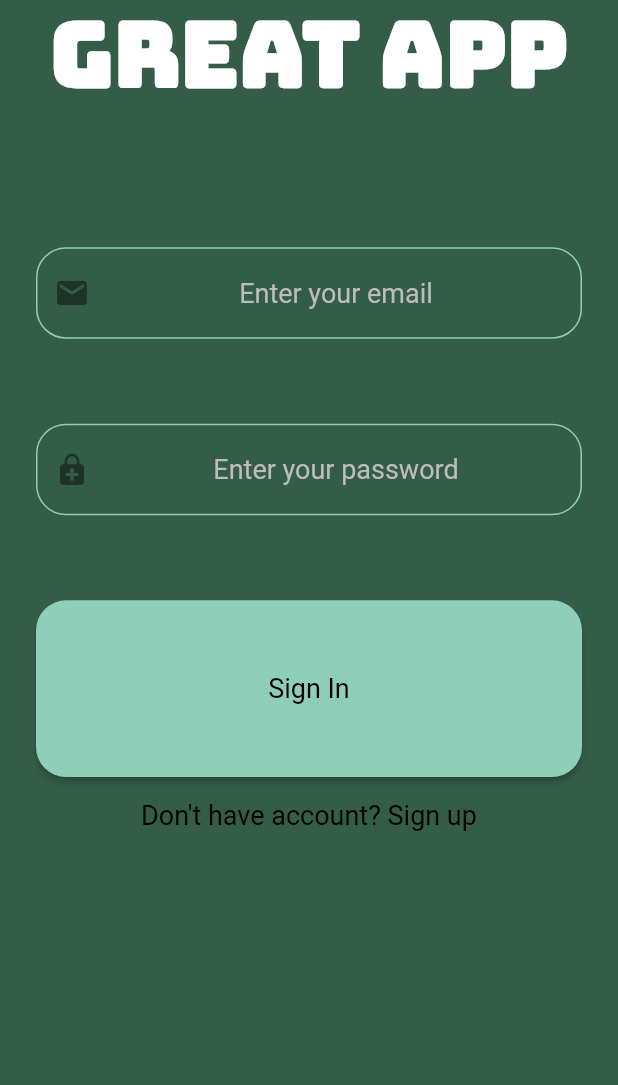
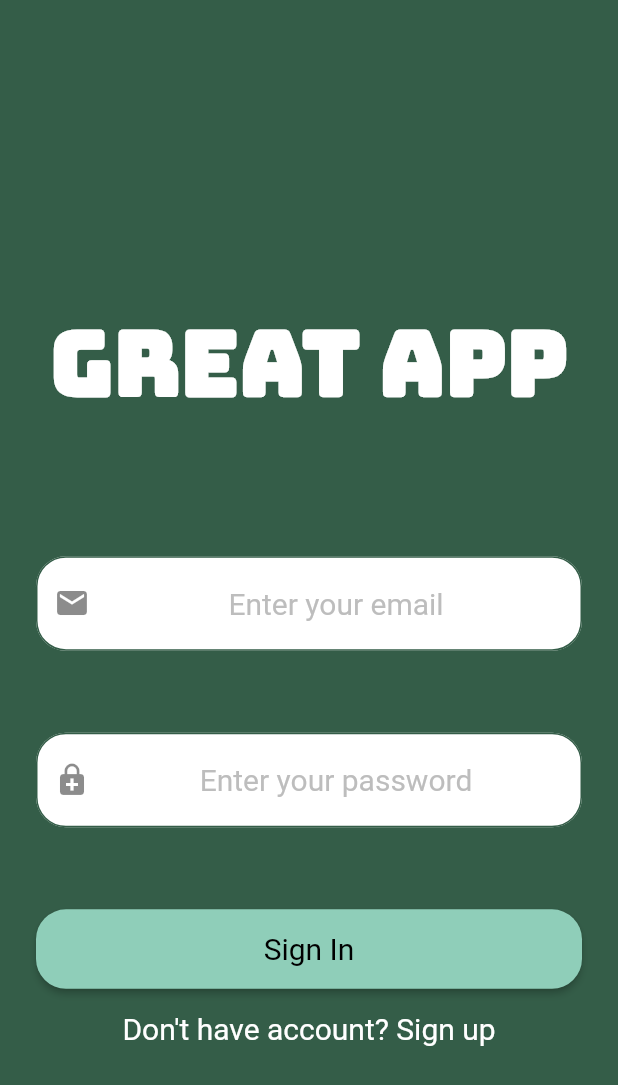
Before and after one commit to luzhangtina/greatapp, a Flutter app: the PhoneLogInPage screen opened by its route, on a phone screen of 412 x 824 dp. Shown: the top 1085 px of the screen. Run offline on Flutter 3.47's test engine with Material 2 defaults, Android fonts, the phone set to English and light mode, and no system bars; our stand-ins replace firebase_auth; accounts and stored records are empty.

Commit message:
change log in page

```diff
--- a/lib/screens/phone/phoneLogInPage.dart
+++ b/lib/screens/phone/phoneLogInPage.dart
@@ -1,6 +1,6 @@
 import 'dart:ui';
-import 'package:firebase_auth/firebase_auth.dart';
 import 'package:flutter/material.dart';
+import 'package:greatapp/api/auth.dart';
 import 'package:greatapp/util/constants/constColors.dart';
 import 'package:greatapp/util/constants/constErrorMsgs.dart';
 import 'package:greatapp/util/constants/constFonts.dart';
@@ -15,6 +15,9 @@
 
 class PhoneLogInPage extends StatefulWidget {
   static const String pageId = 'PhoneLogInPage';
+  final BaseAuth auth;
+
+  const PhoneLogInPage({@required this.auth});
 
   @override
   _PhoneLogInPageState createState() => _PhoneLogInPageState();
@@ -30,7 +33,7 @@
     if (value.isEmpty) {
       return ConstErrorMsgs.kPasswordIsEmpty;
     }
-    if (!Validations.isValidPassword(value)) {
+    if (!Validations.isValidPassword(password: value)) {
       return ConstErrorMsgs.kPasswordIsInvalid;
     }
     return null;
@@ -40,7 +43,7 @@
     if (value.isEmpty) {
       return ConstErrorMsgs.kEmailIsEmpty;
     }
-    if (!Validations.isValidEmailAddress(value)) {
+    if (!Validations.isValidEmailAddress(email: value)) {
       return ConstErrorMsgs.kEmailIsInvalid;
     }
     return null;
@@ -60,14 +63,14 @@
     if (_validateAndSave()) {
       try {
         if (_formType == FormType.signIn) {
-          final AuthResult authResult =
-              await FirebaseAuth.instance.signInWithEmailAndPassword(
+          final String signedInUserId =
+              await widget.auth.signInWithEmailAndPassword(
             email: _email,
             password: _password,
           );
         } else {
-          final AuthResult authResult =
-              await FirebaseAuth.instance.createUserWithEmailAndPassword(
+          final String signedInUserId =
+              await widget.auth.createUserWithEmailAndPassword(
             email: _email,
             password: _password,
           );
@@ -95,7 +98,7 @@
   @override
   Widget build(BuildContext context) {
     return Scaffold(
-      backgroundColor: ConstColors.kLoginPageBKColor,
+      backgroundColor: ConstColors.kLogInPageBKColor,
       body: Padding(
         padding: ConstPadding.kPaddingHorizontal24,
         child: Form(
@@ -110,6 +113,9 @@
 
   List<Widget> buildFormTextFields() {
     return <Widget>[
+      SizedBox(
+        height: MediaQuery.of(context).size.height / 4,
+      ),
       SizedBox(
         height: MediaQuery.of(context).size.height / 5,
         child: Text(
@@ -131,6 +137,18 @@
             prefixIcon: Icon(
               Icons.email,
             ),
+            errorBorder: OutlineInputBorder(
+              borderSide: BorderSide(
+                color: ConstColors.kLogInPageErrorTextColor,
+                width: 2.0,
+              ),
+              borderRadius: const BorderRadius.all(Radius.circular(
+                20.0,
+              )),
+            ),
+            errorStyle: TextStyle(
+              color: ConstColors.kLogInPageErrorTextColor,
+            ),
           ),
           textAlign: TextAlign.center,
           keyboardType: TextInputType.emailAddress,
@@ -146,6 +164,18 @@
             prefixIcon: Icon(
               Icons.enhanced_encryption,
             ),
+            errorBorder: OutlineInputBorder(
+              borderSide: BorderSide(
+                color: ConstColors.kLogInPageErrorTextColor,
+                width: 2.0,
+              ),
+              borderRadius: const BorderRadius.all(Radius.circular(
+                20.0,
+              )),
+            ),
+            errorStyle: TextStyle(
+              color: ConstColors.kLogInPageErrorTextColor,
+            ),
           ),
           obscureText: true,
           textAlign: TextAlign.center,
@@ -160,19 +190,17 @@
   List<Widget> buildButtons() {
     if (_formType == FormType.signIn) {
       return <Widget>[
-        SizedBox(
-          height: MediaQuery.of(context).size.height / 7,
-          child: RaisedButton(
-            onPressed: () => _validateAndSubmit(),
-            child: Text(
-              ConstStrings.kSignIn,
-            ),
+        RaisedButton(
+          onPressed: () => _validateAndSubmit(),
+          child: Text(
+            ConstStrings.kSignIn,
           ),
         ),
         FlatButton(
           onPressed: () => moveToSignUp(),
           child: Text(
             ConstStrings.kDontHaveAccountSignUp,
+            style: TextStyle(color: ConstColors.kWhite),
           ),
         ),
       ];
@@ -188,6 +216,7 @@
           onPressed: () => moveToSignIn(),
           child: Text(
             ConstStrings.kHaveAccountSignIn,
+            style: TextStyle(color: ConstColors.kWhite),
           ),
         ),
       ];
--- a/lib/util/constants/constColors.dart
+++ b/lib/util/constants/constColors.dart
@@ -30,13 +30,13 @@
   static const Color kHighlightColor = Color(0xFF8FCEB9);
   static const Color kSelectedRowColor = Color(0xFF8FCEB9);
   static const Color kTextSelectionColor = Color(0xFF8FCEB9);
-  static const Color kInputBorderColor = Color(0xFF8FCEB9);
-  static const Color kIconColor = Color(0xFF8FCEB9);
+  static const Color kInputBorderColor = kDarkGreen;
+  static const Color kIconColor = kDarkGreen;
   static const Color kDisabledColor = Color(0xFFBDBDBD);
   static const Color kErrorBorderColor = kDarkGreen;
   static const Color kErrorTextColor = kDarkGreen;
 
-  static const Color kLandingPageBKColor = kDarkGreen;
-  static const Color kLandingPageSignUpButtonColor = kMacaroonGreen;
-  static const Color kLoginPageBKColor = kDarkGreen;
+  static const Color kLogInPageBKColor = kDarkGreen;
+  static const Color kLogInPageErrorTextColor = kWhite;
+  static const Color kLogInPageErrorBorderColor = kWhite;
 }
--- a/lib/util/constants/custThemeData.dart
+++ b/lib/util/constants/custThemeData.dart
@@ -21,7 +21,7 @@
     cursorColor: ConstColors.kCursorColor,
     appBarTheme: AppBarTheme(
       color: ConstColors.kPrimaryColor,
-      textTheme: TextTheme(
+      textTheme: const TextTheme(
         headline6: TextStyle(
           color: ConstColors.kWhite,
           fontSize: 20.0,
@@ -70,6 +70,8 @@
       errorStyle: TextStyle(
         color: ConstColors.kErrorTextColor,
       ),
+      fillColor: ConstColors.kWhite,
+      filled: true,
     ),
     buttonTheme: ButtonThemeData(
       buttonColor: ConstColors.kButtonColor,
@@ -114,23 +116,23 @@
         fontWeight: FontWeight.w700,
       ),
       subtitle1: TextStyle(
-        fontSize: 18.0,
+        fontSize: 20.0,
         fontWeight: FontWeight.w400,
       ),
       subtitle2: TextStyle(
+        fontSize: 20.0,
+        fontWeight: FontWeight.w100,
+      ),
+      bodyText1: TextStyle(
         fontSize: 18.0,
         fontWeight: FontWeight.w100,
       ),
-      bodyText1: TextStyle(
+      bodyText2: TextStyle(
         fontSize: 16.0,
         fontWeight: FontWeight.w100,
       ),
-      bodyText2: TextStyle(
-        fontSize: 14.0,
-        fontWeight: FontWeight.w100,
-      ),
       button: TextStyle(
-        fontSize: 18.0,
+        fontSize: 20.0,
         fontWeight: FontWeight.w400,
       ),
     ),
@@ -160,23 +162,23 @@
         fontWeight: FontWeight.w700,
       ),
       subtitle1: TextStyle(
-        fontSize: 18.0,
+        fontSize: 20.0,
         fontWeight: FontWeight.w400,
       ),
       subtitle2: TextStyle(
+        fontSize: 20.0,
+        fontWeight: FontWeight.w100,
+      ),
+      bodyText1: TextStyle(
         fontSize: 18.0,
         fontWeight: FontWeight.w100,
       ),
-      bodyText1: TextStyle(
+      bodyText2: TextStyle(
         fontSize: 16.0,
         fontWeight: FontWeight.w100,
       ),
-      bodyText2: TextStyle(
-        fontSize: 14.0,
-        fontWeight: FontWeight.w100,
-      ),
       button: TextStyle(
-        fontSize: 18.0,
+        fontSize: 20.0,
         fontWeight: FontWeight.w400,
       ),
     ),
```
Also changed, not shown: lib/api/auth.dart (+5 -4 lines), lib/main.dart (+6 -6 lines), lib/screens/common/landingPage.dart (+6 -1 lines), lib/screens/phone/phoneLandingPage.dart (+7 -55 lines), lib/screens/phone/phoneSignInScreen.dart (deleted, +0 -127 lines), lib/screens/phone/phoneSignUpScreen.dart (deleted, +0 -149 lines), lib/util/validations/validations.dart (+5 -5 lines).
